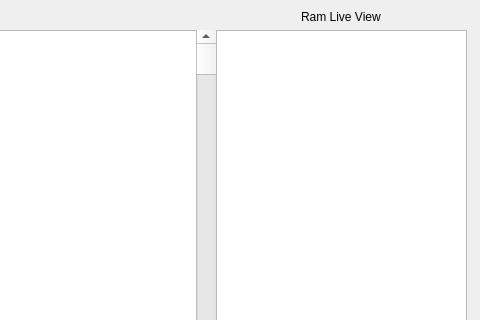
This is gui.ui in igmochang/GUIProyecto2Datos2 as Qt 5 draws it before an edit; both pictures show x 494 to 974 and y 0 to 320 of the 974 by 673 pixel window. The edited form follows.
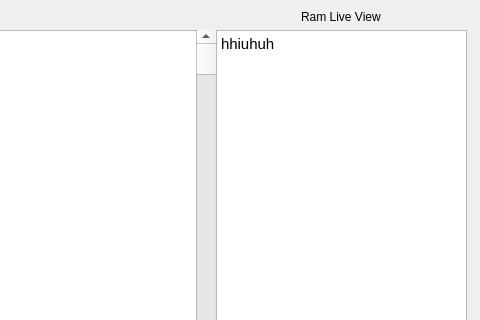
This is the edited form.

What changed in the file:
```diff
--- a/gui.ui
+++ b/gui.ui
@@ -45,7 +45,15 @@
       </widget>
      </item>
      <item>
-      <widget class="QTextBrowser" name="RLVtextbrowser"/>
+      <widget class="QTextBrowser" name="RLVtext">
+       <property name="html">
+        <string>&lt;!DOCTYPE HTML PUBLIC &quot;-//W3C//DTD HTML 4.0//EN&quot; &quot;http://www.w3.org/TR/REC-html40/strict.dtd&quot;&gt;
+&lt;html&gt;&lt;head&gt;&lt;meta name=&quot;qrichtext&quot; content=&quot;1&quot; /&gt;&lt;style type=&quot;text/css&quot;&gt;
+p, li { white-space: pre-wrap; }
+&lt;/style&gt;&lt;/head&gt;&lt;body style=&quot; font-family:'Ubuntu'; font-size:11pt; font-weight:400; font-style:normal;&quot;&gt;
+&lt;p style=&quot; margin-top:0px; margin-bottom:0px; margin-left:0px; margin-right:0px; -qt-block-indent:0; text-indent:0px;&quot;&gt;hhiuhuh&lt;/p&gt;&lt;/body&gt;&lt;/html&gt;</string>
+       </property>
+      </widget>
      </item>
     </layout>
    </widget>
```
